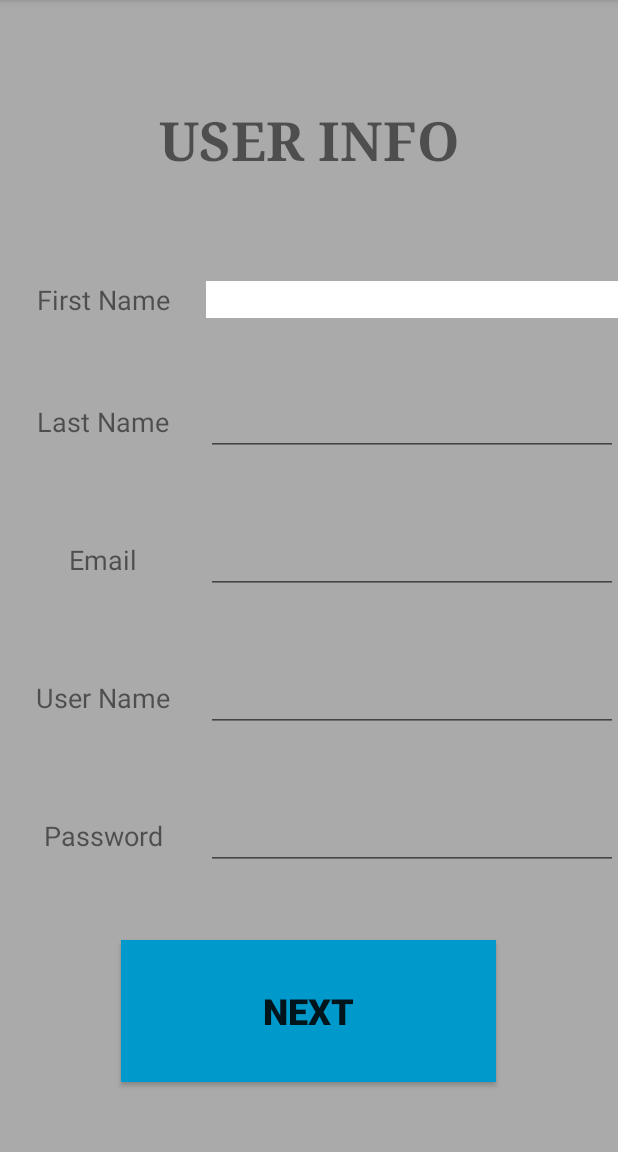
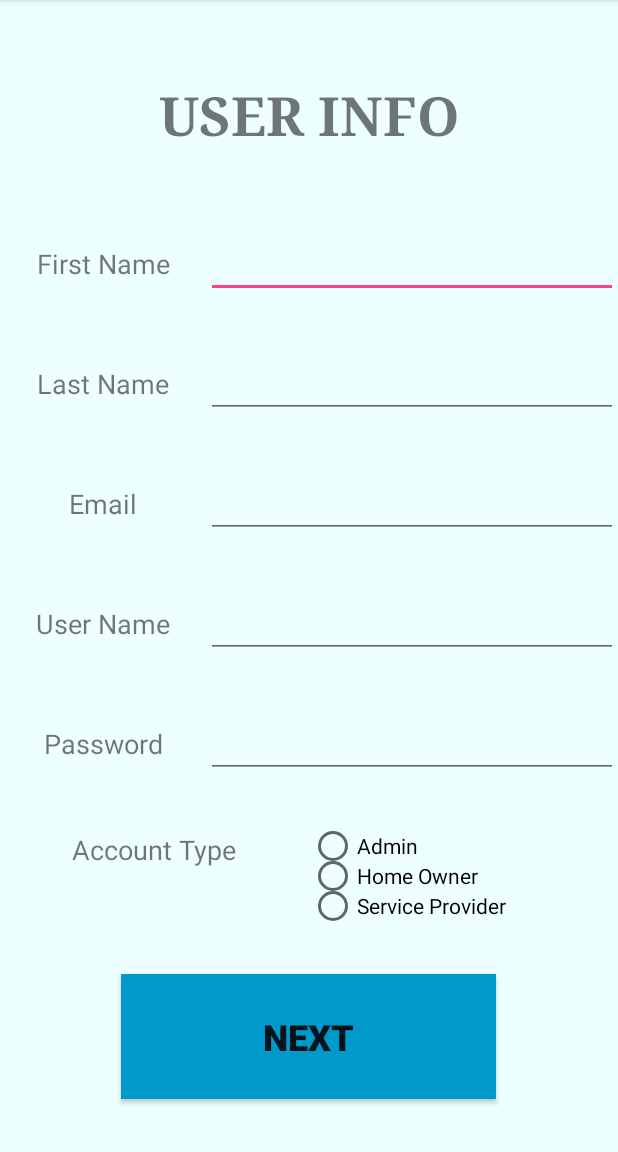
Before and after one commit to AndreiBaetica/Chippy, an Android app: the CreateNewAcccount screen opened directly, with no data from a screen before it, on a phone screen of 412 x 824 dp, the part 84-1236 px from its top. Run offline under Robolectric (Android 15) with nearby library versions, the phone set to English and light mode, and no system bars.

Commit message:
Added radio buttons for account type in activity_create_new_account.xml

```diff
--- a/Chippy/app/src/main/res/layout/activity_create_new_acccount.xml
+++ b/Chippy/app/src/main/res/layout/activity_create_new_acccount.xml
@@ -9,7 +9,7 @@
     <LinearLayout
         android:layout_width="fill_parent"
         android:layout_height="fill_parent"
-        android:background="@android:color/darker_gray"
+        android:background="@color/colorBackground"
         android:orientation="vertical">
 
         <Space
@@ -55,7 +55,6 @@
                 android:layout_width="fill_parent"
                 android:layout_height="wrap_content"
                 android:layout_weight="1"
-                android:background="@android:color/background_light"
                 android:gravity="bottom|center_horizontal"
                 android:inputType="textPersonName" />
 
@@ -160,6 +159,56 @@
                 android:inputType="textPersonName" />
         </LinearLayout>
 
+        <LinearLayout
+            android:layout_width="match_parent"
+            android:layout_height="wrap_content"
+            android:layout_weight="1"
+            android:orientation="horizontal">
+
+            <TextView
+                android:id="@+id/textView"
+                android:layout_width="match_parent"
+                android:layout_height="wrap_content"
+                android:layout_weight="1"
+                android:gravity="center_horizontal"
+                android:text="Account Type"
+                android:textSize="18sp"  />
+
+            <RadioGroup
+                android:layout_width="match_parent"
+                android:layout_height="match_parent"
+                android:ems="10"
+                android:layout_weight="1" >
+
+                <RadioButton
+                    android:id="@+id/button_admin"
+                    android:layout_width="wrap_content"
+                    android:layout_height="wrap_content"
+                    android:layout_weight="1"
+                    android:text="Admin" />
+
+                <RadioButton
+                    android:id="@+id/button_homeowner"
+                    android:layout_width="wrap_content"
+                    android:layout_height="wrap_content"
+                    android:layout_weight="1"
+                    android:text="Home Owner" />
+
+                <RadioButton
+                    android:id="@+id/button_serviceprovider"
+                    android:layout_width="wrap_content"
+                    android:layout_height="wrap_content"
+                    android:layout_weight="1"
+                    android:text="Service Provider" />
+            </RadioGroup>
+
+        </LinearLayout>
+
+        <Space
+            android:layout_width="match_parent"
+            android:layout_height="wrap_content"
+            android:layout_weight="1" />
+
         <Button
             android:id="@+id/nextButton"
             android:layout_width="250dp"
@@ -167,7 +216,6 @@
             android:layout_gravity="center_horizontal"
             android:layout_weight="1"
             android:background="@android:color/holo_blue_dark"
-            android:onClick="OnOpenInGoogleMaps"
             android:text="Next"
             android:textSize="24sp"
             android:textStyle="bold" />
--- a/Chippy/app/src/main/res/layout/activity_login.xml
+++ b/Chippy/app/src/main/res/layout/activity_login.xml
@@ -9,7 +9,7 @@
     <LinearLayout
         android:layout_width="fill_parent"
         android:layout_height="fill_parent"
-        android:background="@android:color/darker_gray"
+        android:background="@color/colorBackground"
         android:orientation="vertical">
 
 
--- a/Chippy/app/src/main/res/layout/activity_main.xml
+++ b/Chippy/app/src/main/res/layout/activity_main.xml
@@ -10,17 +10,16 @@
     <LinearLayout
         android:layout_width="fill_parent"
         android:layout_height="fill_parent"
-        android:background="@color/paleGrey"
+        android:background="@color/colorBackground"
         android:orientation="vertical">
 
         <ImageView
             android:id="@+id/logoImage"
-            android:layout_width="100dp"
-            android:layout_height="100dp"
+            android:layout_width="150dp"
+            android:layout_height="150dp"
             android:layout_gravity="center"
             android:layout_weight="1"
-            android:onClick="OnSetAvatarButton"
-            app:srcCompat="@mipmap/ic_launcher02" />
+            app:srcCompat="@mipmap/ic_launcher_512" />
 
         <TextView
             android:id="@+id/titleTextView"
@@ -51,7 +50,7 @@
 
         <Button
             android:id="@+id/loginButton"
-            android:layout_width="250dp"
+            android:layout_width="260dp"
             android:layout_height="wrap_content"
             android:layout_gravity="center"
             android:layout_weight="1"
@@ -67,11 +66,13 @@
 
         <Button
             android:id="@+id/createAccountButton"
-            android:layout_width="250dp"
+            android:layout_width="260dp"
             android:layout_height="wrap_content"
             android:layout_gravity="center_horizontal"
             android:layout_weight="1"
             android:background="@android:color/holo_blue_dark"
+            android:paddingLeft="5dp"
+            android:paddingRight="5dp"
             android:text="Create an Account"
             android:textSize="24sp"
             android:textStyle="bold" />
@@ -82,4 +83,5 @@
             android:layout_weight="1" />
 
     </LinearLayout>
+
 </android.support.constraint.ConstraintLayout>
--- a/Chippy/app/src/main/res/values/colors.xml
+++ b/Chippy/app/src/main/res/values/colors.xml
@@ -3,5 +3,6 @@
     <color name="colorPrimary">#3f51b5</color>
     <color name="colorPrimaryDark">#303F9F</color>
     <color name="colorAccent">#FF4081</color>
-    <color name="paleGrey">#effeff</color>
+    <color name="colorBackground">#eeffff</color>
+    <color name="colorButton">#c0ff33</color>
 </resources>
```
Also changed, not shown: Chippy/app/src/main/res/mipmap-xxxhdpi/ic_launcher_512.png (renamed from Chippy/app/src/main/res/web_hi_res_512.png).
